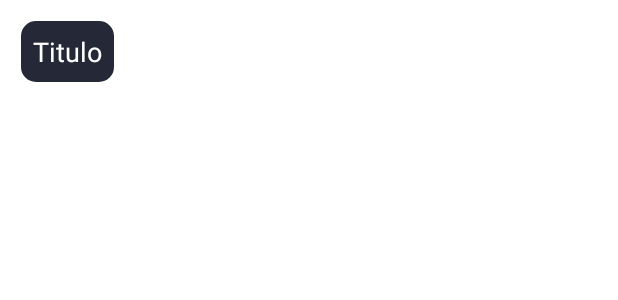
After one commit to RaulBreaFernandez/GameJournal, an Android app: the layout viewholder_genero_videojuego.xml on its own in the app's theme, with its tools: preview values and no code run, on a phone screen of 412 x 824 dp. The commit adds this screen. Shown: the top 300 px of the screen. Run offline under Robolectric (Android 15) with nearby library versions, the phone set to English and light mode, and no system bars.

Commit message:
Añadidos géneros del recycler view de géneros, recycler views reorganizados

```diff
--- /dev/null
+++ b/GameJournal/app/src/main/res/drawable/genero_background.xml
@@ -0,0 +1,9 @@
+<?xml version="1.0" encoding="utf-8"?>
+<selector xmlns:android="http://schemas.android.com/apk/res/android">
+<item>
+    <shape android:shape="rectangle">
+        <corners android:radius="10dp"/>
+        <solid android:color="@color/dark_blue"/>
+    </shape>
+</item>
+</selector>
--- /dev/null
+++ b/GameJournal/app/src/main/res/layout/viewholder_genero_videojuego.xml
@@ -0,0 +1,24 @@
+<?xml version="1.0" encoding="utf-8"?>
+<androidx.constraintlayout.widget.ConstraintLayout xmlns:android="http://schemas.android.com/apk/res/android"
+    android:layout_width="wrap_content"
+    android:layout_height="wrap_content"
+    xmlns:app="http://schemas.android.com/apk/res-auto"
+    android:layout_margin="6dp">
+
+    <TextView
+        android:id="@+id/generoVideojuego"
+        android:layout_width="wrap_content"
+        android:layout_height="wrap_content"
+        android:text="Titulo"
+        android:textColor="@color/white"
+        android:textSize="18sp"
+        android:layout_margin="8dp"
+        android:padding="8dp"
+        android:textAlignment="center"
+        android:background="@drawable/genero_background"
+        app:layout_constraintStart_toStartOf="parent"
+        app:layout_constraintEnd_toEndOf="parent"
+        app:layout_constraintTop_toTopOf="parent">
+    </TextView>
+
+</androidx.constraintlayout.widget.ConstraintLayout>
```
Also changed, not shown: GameJournal/app/src/main/java/com/example/gamejournal/MainActivity.java (+27 -19 lines), GameJournal/app/src/main/java/com/example/gamejournal/VideojuegosGeneroAdapter.java (added, +58 -0 lines), GameJournal/app/src/main/res/layout/activity_main.xml (+49 -49 lines).
